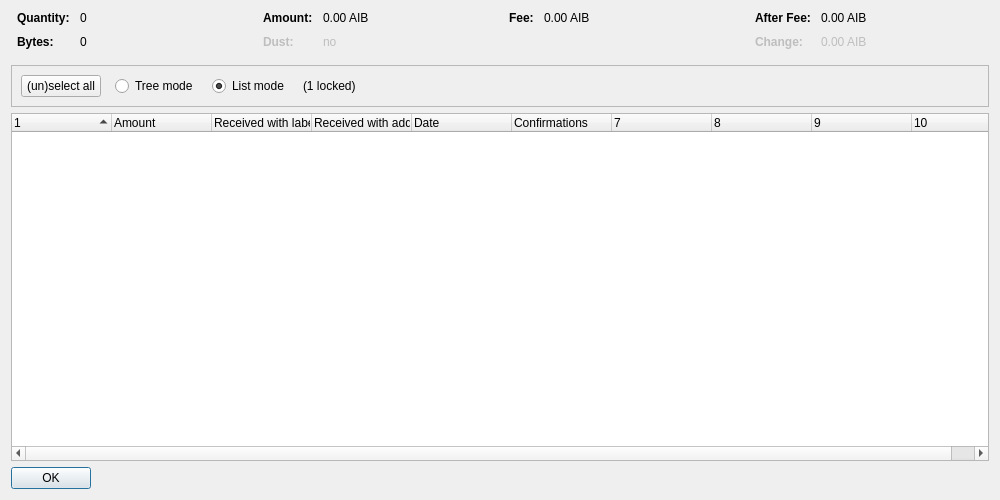
First picture: the form in src/qt/forms/coincontroldialog.ui, repository iobond/aib, before the edit.
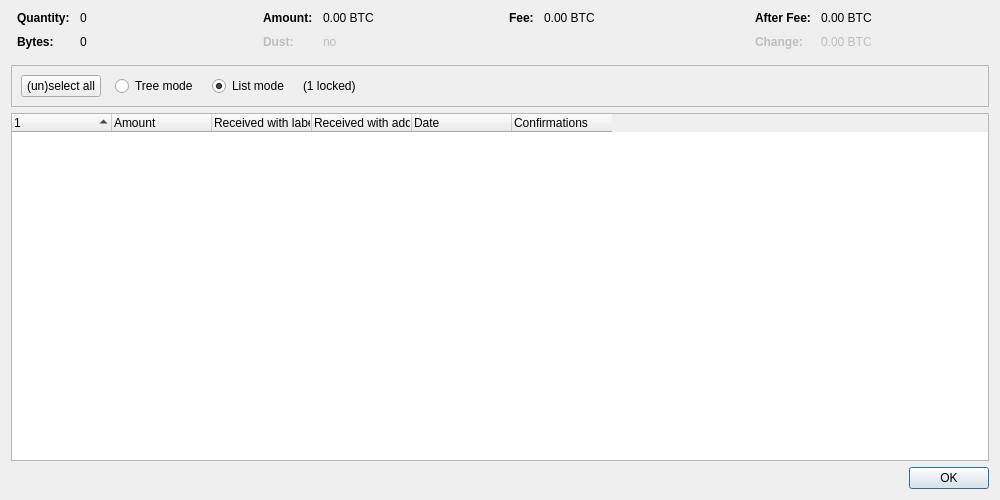
Second picture: the form after the edit. Custom widgets are drawn as their Qt base class.

The edit to the form file:
```diff
--- a/src/qt/forms/coincontroldialog.ui
+++ b/src/qt/forms/coincontroldialog.ui
@@ -132,7 +132,7 @@
           <enum>Qt::ActionsContextMenu</enum>
          </property>
          <property name="text">
-          <string notr="true">0.00 AIB</string>
+          <string notr="true">0.00 BTC</string>
          </property>
          <property name="textInteractionFlags">
           <set>Qt::LinksAccessibleByMouse|Qt::TextSelectableByKeyboard|Qt::TextSelectableByMouse</set>
@@ -212,7 +212,7 @@
           <enum>Qt::ActionsContextMenu</enum>
          </property>
          <property name="text">
-          <string notr="true">0.00 AIB</string>
+          <string notr="true">0.00 BTC</string>
          </property>
          <property name="textInteractionFlags">
           <set>Qt::LinksAccessibleByMouse|Qt::TextSelectableByKeyboard|Qt::TextSelectableByMouse</set>
@@ -257,7 +257,7 @@
           <enum>Qt::ActionsContextMenu</enum>
          </property>
          <property name="text">
-          <string notr="true">0.00 AIB</string>
+          <string notr="true">0.00 BTC</string>
          </property>
          <property name="textInteractionFlags">
           <set>Qt::LinksAccessibleByMouse|Qt::TextSelectableByKeyboard|Qt::TextSelectableByMouse</set>
@@ -292,7 +292,7 @@
           <enum>Qt::ActionsContextMenu</enum>
          </property>
          <property name="text">
-          <string notr="true">0.00 AIB</string>
+          <string notr="true">0.00 BTC</string>
          </property>
          <property name="textInteractionFlags">
           <set>Qt::LinksAccessibleByMouse|Qt::TextSelectableByKeyboard|Qt::TextSelectableByMouse</set>
@@ -402,7 +402,7 @@
       <bool>false</bool>
      </property>
      <property name="columnCount">
-      <number>10</number>
+      <number>6</number>
      </property>
      <attribute name="headerShowSortIndicator" stdset="0">
       <bool>true</bool>
@@ -467,12 +467,6 @@
    </item>
    <item>
     <widget class="QDialogButtonBox" name="buttonBox">
-     <property name="sizePolicy">
-      <sizepolicy hsizetype="Maximum" vsizetype="Fixed">
-       <horstretch>0</horstretch>
-       <verstretch>0</verstretch>
-      </sizepolicy>
-     </property>
      <property name="orientation">
       <enum>Qt::Horizontal</enum>
      </property>
```
